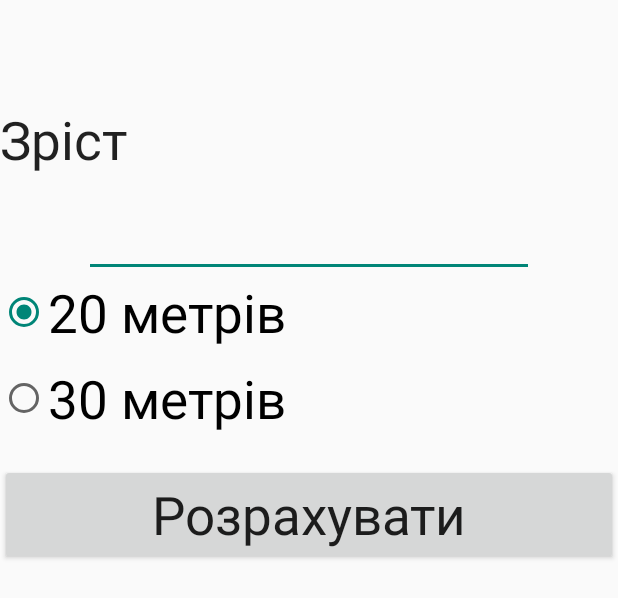
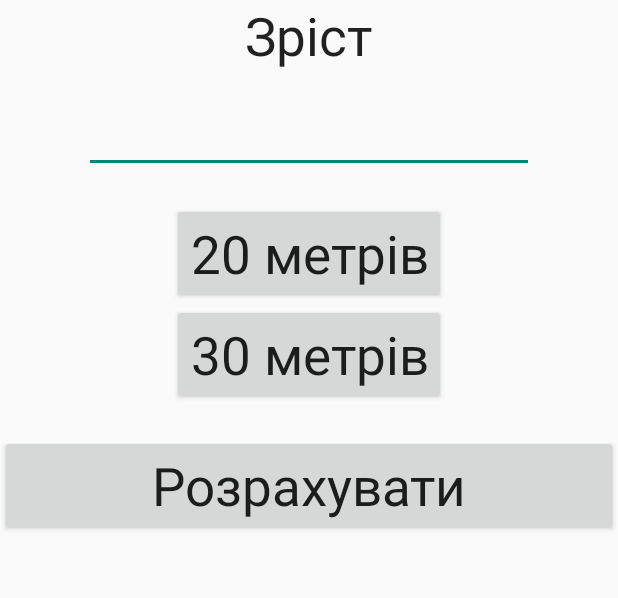
Before and after one commit to Cronverk/Metering, an Android app: the layout dialog_metering.xml on its own in the app's theme, with its tools: preview values and no code run, on a phone screen of 412 x 824 dp. Shown: the top 598 px of the screen. Run offline under Robolectric (Android 15) with nearby library versions, the phone set to English and light mode, and no system bars.

Commit message:
change interface

```diff
--- a/app/build.gradle
+++ b/app/build.gradle
@@ -25,4 +25,5 @@ dependencies {
     compile 'com.android.support:appcompat-v7:23.2.0'
     compile 'com.android.support:design:23.2.0'
     compile 'com.dropbox.core:dropbox-core-sdk:2.0.0'
+    compile 'com.google.android.gms:play-services-appindexing:8.1.0'
 }
--- a/app/src/main/res/layout/dialog_metering.xml
+++ b/app/src/main/res/layout/dialog_metering.xml
@@ -2,7 +2,7 @@
 
 <RelativeLayout xmlns:android="http://schemas.android.com/apk/res/android"
     android:orientation="vertical" android:layout_width="wrap_content"
-    android:layout_height="wrap_content">
+    android:layout_height="fill_parent">
 
     <TextView
         android:layout_width="wrap_content"
@@ -11,11 +11,9 @@
         android:text="Зрiст"
         android:id="@+id/textView5"
         android:layout_gravity="center_horizontal"
-        android:layout_marginTop="69dp"
         android:textSize="35dp"
         android:layout_alignParentTop="true"
-        android:layout_alignLeft="@+id/editHeight"
-        android:layout_alignStart="@+id/editHeight" />
+        android:layout_centerHorizontal="true" />
 
     <EditText
         android:layout_width="300dp"
@@ -28,47 +26,36 @@
         android:textSize="35dp"
         android:focusable="true" />
 
-    <RadioGroup
+    <Button
         android:layout_width="wrap_content"
         android:layout_height="wrap_content"
-        android:id="@+id/radioHeight"
+        android:text="20 метрiв"
+        android:id="@+id/button20"
+        android:textSize="35dp"
         android:layout_below="@+id/editHeight"
-        android:layout_alignLeft="@+id/editHeight"
-        android:layout_alignStart="@+id/editHeight">
-
-        <RadioButton
-            android:layout_width="wrap_content"
-            android:layout_height="wrap_content"
-            android:text="20 метрiв"
-            android:id="@+id/radioButton1"
-            android:checked="true"
-            android:layout_below="@+id/radioButton2"
-            android:layout_alignLeft="@+id/editHeight"
-            android:textSize="35dp" />
-
-        <RadioButton
-            android:layout_width="wrap_content"
-            android:layout_height="wrap_content"
-            android:text="30 метрiв"
-            android:id="@+id/radioButton2"
-            android:checked="false"
-            android:layout_below="@+id/editHeight"
-            android:layout_alignLeft="@+id/editHeight"
-            android:layout_alignStart="@+id/editHeight"
-            android:layout_marginTop="10dp"
-            android:textSize="35dp" />
-
-    </RadioGroup>
+        android:layout_centerHorizontal="true"
+        style="@style/AlertDialog.AppCompat"
+        android:layout_marginTop="20dp" />
 
     <Button
-        android:layout_width="match_parent"
+        android:layout_width="wrap_content"
+        android:layout_height="wrap_content"
+        android:text="30 метрiв"
+        android:id="@+id/button30"
+        android:textSize="35dp"
+        android:layout_below="@+id/button20"
+        android:layout_centerHorizontal="true"
+        style="@style/AlertDialog.AppCompat" />
+
+    <Button
+        android:layout_width="fill_parent"
         android:layout_height="wrap_content"
         android:text="Розрахувати"
         android:id="@+id/buttonOk"
         android:layout_gravity="center_horizontal"
         style="@style/AlertDialog.AppCompat"
         android:textSize="35dp"
-        android:layout_below="@+id/radioHeight"
+        android:layout_below="@+id/button30"
         android:layout_alignParentLeft="true"
         android:layout_alignParentStart="true"
         android:layout_marginTop="20dp" />
```
Also changed, not shown: app/src/main/AndroidManifest.xml (+6 -1 lines), app/src/main/java/com/example/grass/metering/MeteringActivity.java (+93 -64 lines), app/src/main/java/com/example/grass/metering/MeteringDialog.java (+47 -11 lines), app/src/main/res/layout/activity_metering2.xml (added, +119 -0 lines), 1 other file.
